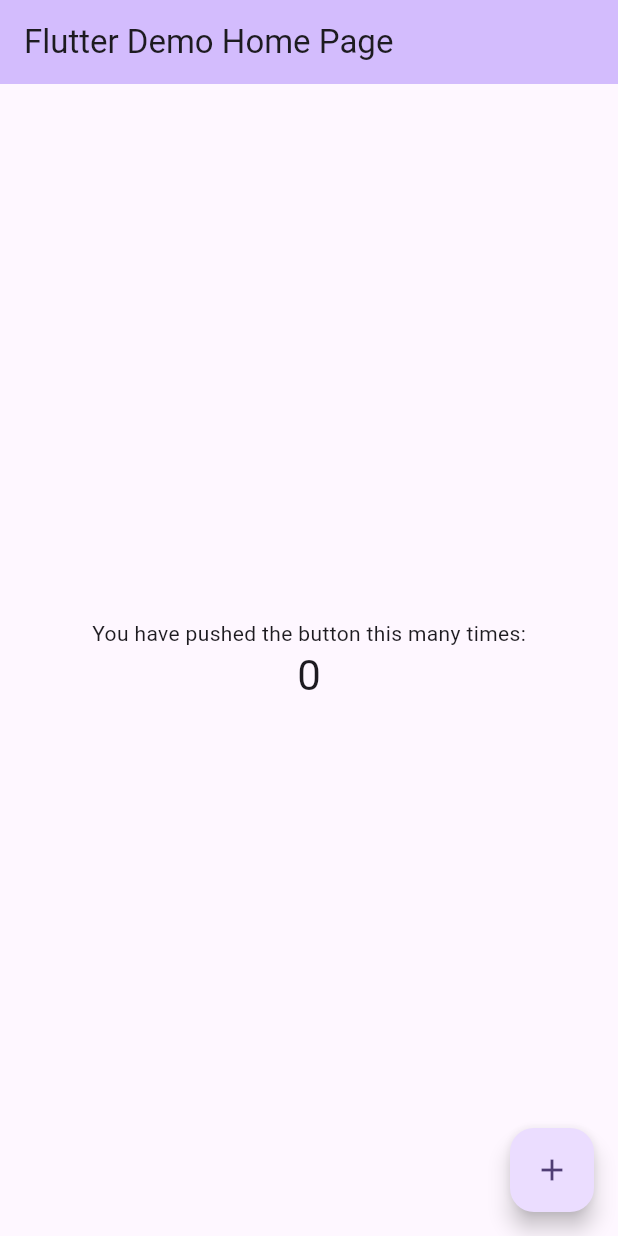
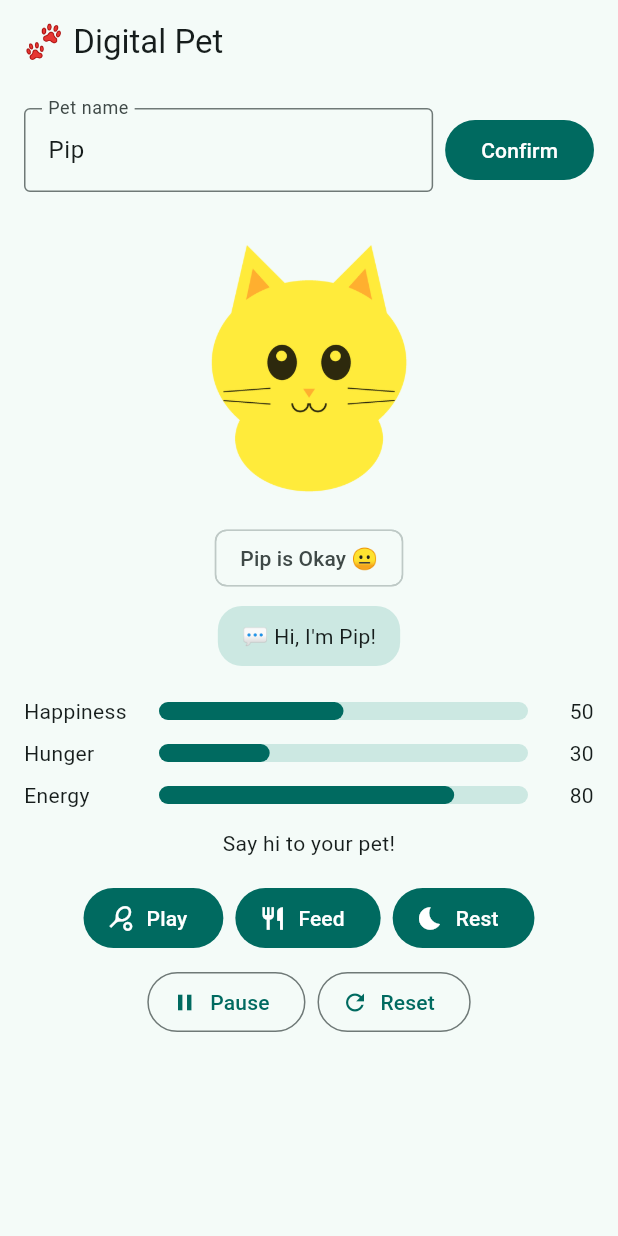
Before and after one commit to Tejaswini345/inclass_07_tejaswini_suma, a Flutter app: the screen it shows after launch, on a phone screen of 412 x 824 dp. Run offline on Flutter 3.47's test engine with Material 3 defaults, Android fonts, the phone set to English and light mode, and no system bars.

Commit message:
features add pet UI, mood tint, animations and widget tests

```diff
--- a/lib/main.dart
+++ b/lib/main.dart
@@ -1,121 +1,308 @@
+import 'dart:async';
+
 import 'package:flutter/material.dart';
 
-void main() {
-  runApp(const MyApp());
-}
+import 'pet_controller.dart';
 
-class MyApp extends StatelessWidget {
-  const MyApp({super.key});
+void main() => runApp(const DigitalPetApp());
 
-  // This widget is the root of your application.
+class DigitalPetApp extends StatelessWidget {
+  const DigitalPetApp({super.key});
+
   @override
   Widget build(BuildContext context) {
     return MaterialApp(
-      title: 'Flutter Demo',
+      title: 'Digital Pet',
+      debugShowCheckedModeBanner: false,
       theme: ThemeData(
-        // This is the theme of your application.
-        //
-        // TRY THIS: Try running your application with "flutter run". You'll see
-        // the application has a purple toolbar. Then, without quitting the app,
-        // try changing the seedColor in the colorScheme below to Colors.green
-        // and then invoke "hot reload" (save your changes or press the "hot
-        // reload" button in a Flutter-supported IDE, or press "r" if you used
-        // the command line to start the app).
-        //
-        // Notice that the counter didn't reset back to zero; the application
-        // state is not lost during the reload. To reset the state, use hot
-        // restart instead.
-        //
-        // This works for code too, not just values: Most code changes can be
-        // tested with just a hot reload.
-        colorScheme: .fromSeed(seedColor: Colors.deepPurple),
+        colorSchemeSeed: Colors.teal,
+        useMaterial3: true,
       ),
-      home: const MyHomePage(title: 'Flutter Demo Home Page'),
+      home: const PetScreen(),
     );
   }
 }
 
-class MyHomePage extends StatefulWidget {
-  const MyHomePage({super.key, required this.title});
-
-  // This widget is the home page of your application. It is stateful, meaning
-  // that it has a State object (defined below) that contains fields that affect
-  // how it looks.
-
-  // This class is the configuration for the state. It holds the values (in this
-  // case the title) provided by the parent (in this case the App widget) and
-  // used by the build method of the State. Fields in a Widget subclass are
-  // always marked "final".
-
-  final String title;
+class PetScreen extends StatefulWidget {
+  const PetScreen({super.key});
 
   @override
-  State<MyHomePage> createState() => _MyHomePageState();
+  State<PetScreen> createState() => _PetScreenState();
 }
 
-class _MyHomePageState extends State<MyHomePage> {
-  int _counter = 0;
+class _PetScreenState extends State<PetScreen> {
+  late final PetController _pet;
+  final TextEditingController _nameController = TextEditingController();
 
-  void _incrementCounter() {
-    setState(() {
-      // This call to setState tells the Flutter framework that something has
-      // changed in this State, which causes it to rerun the build method below
-      // so that the display can reflect the updated values. If we changed
-      // _counter without calling setState(), then the build method would not be
-      // called again, and so nothing would appear to happen.
-      _counter++;
+  // Short-lived animation state only (not game state).
+  bool _bouncing = false;
+  Timer? _bounceTimer;
+
+  @override
+  void initState() {
+    super.initState();
+    _pet = PetController(); // starts the single hunger timer
+    _nameController.text = _pet.name;
+  }
+
+  @override
+  void dispose() {
+    _bounceTimer?.cancel();
+    _pet.dispose(); // cancels hunger + win timers
+    _nameController.dispose();
+    super.dispose();
+  }
+
+  Color get _moodColor => switch (_pet.mood) {
+        Mood.happy => Colors.green,
+        Mood.neutral => Colors.yellow,
+        Mood.unhappy => Colors.red,
+      };
+
+  void _act(VoidCallback action) {
+    action();
+    _bounce();
+  }
+
+  /// Replaces any pending bounce reset so an old callback can't end a new one.
+  void _bounce() {
+    _bounceTimer?.cancel();
+    setState(() => _bouncing = true);
+    _bounceTimer = Timer(const Duration(milliseconds: 180), () {
+      if (!mounted) return;
+      setState(() => _bouncing = false);
     });
   }
 
   @override
   Widget build(BuildContext context) {
-    // This method is rerun every time setState is called, for instance as done
-    // by the _incrementCounter method above.
-    //
-    // The Flutter framework has been optimized to make rerunning build methods
-    // fast, so that you can just rebuild anything that needs updating rather
-    // than having to individually change instances of widgets.
+    final reduceMotion = MediaQuery.of(context).disableAnimations;
+
     return Scaffold(
-      appBar: AppBar(
-        // TRY THIS: Try changing the color here to a specific color (to
-        // Colors.amber, perhaps?) and trigger a hot reload to see the AppBar
-        // change color while the other colors stay the same.
-        backgroundColor: Theme.of(context).colorScheme.inversePrimary,
-        // Here we take the value from the MyHomePage object that was created by
-        // the App.build method, and use it to set our appbar title.
-        title: Text(widget.title),
-      ),
-      body: Center(
-        // Center is a layout widget. It takes a single child and positions it
-        // in the middle of the parent.
-        child: Column(
-          // Column is also a layout widget. It takes a list of children and
-          // arranges them vertically. By default, it sizes itself to fit its
-          // children horizontally, and tries to be as tall as its parent.
-          //
-          // Column has various properties to control how it sizes itself and
-          // how it positions its children. Here we use mainAxisAlignment to
-          // center the children vertically; the main axis here is the vertical
-          // axis because Columns are vertical (the cross axis would be
-          // horizontal).
-          //
-          // TRY THIS: Invoke "debug painting" (choose the "Toggle Debug Paint"
-          // action in the IDE, or press "p" in the console), to see the
-          // wireframe for each widget.
-          mainAxisAlignment: .center,
-          children: [
-            const Text('You have pushed the button this many times:'),
-            Text(
-              '$_counter',
-              style: Theme.of(context).textTheme.headlineMedium,
-            ),
-          ],
+      appBar: AppBar(title: const Text('🐾 Digital Pet')),
+      body: SafeArea(
+        child: ListenableBuilder(
+          listenable: _pet,
+          builder: (context, _) {
+            return SingleChildScrollView(
+              padding: const EdgeInsets.all(16),
+              child: Column(
+                children: [
+                  _nameRow(),
+                  const SizedBox(height: 12),
+                  _petImage(reduceMotion),
+                  const SizedBox(height: 8),
+                  _moodChip(),
+                  const SizedBox(height: 8),
+                  _speechBubble(reduceMotion),
+                  const SizedBox(height: 16),
+                  _Meter(
+                    label: 'Happiness',
+                    value: _pet.happiness,
+                    reduceMotion: reduceMotion,
+                  ),
+                  _Meter(
+                    label: 'Hunger',
+                    value: _pet.hunger,
+                    reduceMotion: reduceMotion,
+                  ),
+                  _Meter(
+                    label: 'Energy',
+                    value: _pet.energy,
+                    reduceMotion: reduceMotion,
+                  ),
+                  const SizedBox(height: 8),
+                  _outcomeBanner(),
+                  Text(_pet.lastAction, textAlign: TextAlign.center),
+                  const SizedBox(height: 16),
+                  _controls(),
+                ],
+              ),
+            );
+          },
         ),
       ),
-      floatingActionButton: FloatingActionButton(
-        onPressed: _incrementCounter,
-        tooltip: 'Increment',
-        child: const Icon(Icons.add),
+    );
+  }
+
+  Widget _nameRow() {
+    return Row(
+      children: [
+        Expanded(
+          child: TextField(
+            controller: _nameController,
+            decoration: const InputDecoration(
+              labelText: 'Pet name',
+              border: OutlineInputBorder(),
+            ),
+            textInputAction: TextInputAction.done,
+            onSubmitted: (v) => _pet.setName(v),
+          ),
+        ),
+        const SizedBox(width: 8),
+        FilledButton(
+          onPressed: () => _pet.setName(_nameController.text),
+          child: const Text('Confirm'),
+        ),
+      ],
+    );
+  }
+
+  Widget _petImage(bool reduceMotion) {
+    final scale = _pet.petScale * (_bouncing ? 1.12 : 1.0);
+    return Semantics(
+      label: '${_pet.name} the pet, feeling ${_pet.mood.name}',
+      child: ExcludeSemantics(
+        child: AnimatedScale(
+          scale: scale,
+          duration: reduceMotion ? Duration.zero : const Duration(milliseconds: 180),
+          curve: Curves.easeOutBack,
+          child: ColorFiltered(
+            colorFilter: ColorFilter.mode(_moodColor, BlendMode.modulate),
+            child: Image.asset('assets/pet.png', width: 200, height: 200),
+          ),
+        ),
+      ),
+    );
+  }
+
+  // Text + emoji so color is never the only mood signal.
+  Widget _moodChip() {
+    return Chip(
+      label: Text('${_pet.name} is ${_pet.moodLabel}'),
+    );
+  }
+
+  Widget _speechBubble(bool reduceMotion) {
+    final message = _pet.petMessage; // derived, never stored
+    return AnimatedSwitcher(
+      duration: reduceMotion ? Duration.zero : const Duration(milliseconds: 300),
+      child: Container(
+        key: ValueKey(message),
+        padding: const EdgeInsets.symmetric(horizontal: 16, vertical: 10),
+        decoration: BoxDecoration(
+          color: Theme.of(context).colorScheme.secondaryContainer,
+          borderRadius: BorderRadius.circular(16),
+        ),
+        child: Text('💬 $message'),
+      ),
+    );
+  }
+
+  Widget _outcomeBanner() {
+    if (_pet.hasWon) {
+      return const _Banner(text: '🏆 You win! Press Reset to play again.');
+    }
+    if (_pet.gameOver) {
+      return const _Banner(text: '💔 Game over. Press Reset to restart.');
+    }
+    if (_pet.paused) {
+      return const _Banner(text: '⏸ Paused. Press Resume to continue.');
+    }
+    return const SizedBox.shrink();
+  }
+
+  Widget _controls() {
+    final canAct = _pet.canAct;
+    return Wrap(
+      spacing: 8,
+      runSpacing: 8,
+      alignment: WrapAlignment.center,
+      children: [
+        FilledButton.icon(
+          onPressed: canAct ? () => _act(_pet.play) : null,
+          icon: const Icon(Icons.sports_tennis),
+          label: const Text('Play'),
+        ),
+        FilledButton.icon(
+          onPressed: canAct ? () => _act(_pet.feed) : null,
+          icon: const Icon(Icons.restaurant),
+          label: const Text('Feed'),
+        ),
+        FilledButton.icon(
+          onPressed: canAct ? () => _act(_pet.rest) : null,
+          icon: const Icon(Icons.bedtime),
+          label: const Text('Rest'),
+        ),
+        OutlinedButton.icon(
+          onPressed: (_pet.gameOver || _pet.hasWon)
+              ? null
+              : (_pet.paused ? _pet.resume : _pet.pause),
+          icon: Icon(_pet.paused ? Icons.play_arrow : Icons.pause),
+          label: Text(_pet.paused ? 'Resume' : 'Pause'),
+        ),
+        OutlinedButton.icon(
+          onPressed: _pet.reset,
+          icon: const Icon(Icons.refresh),
+          label: const Text('Reset'),
+        ),
+      ],
+    );
+  }
+}
+
+class _Banner extends StatelessWidget {
+  const _Banner({required this.text});
+  final String text;
+
+  @override
+  Widget build(BuildContext context) {
+    return Container(
+      width: double.infinity,
+      margin: const EdgeInsets.only(bottom: 8),
+      padding: const EdgeInsets.all(12),
+      decoration: BoxDecoration(
+        color: Theme.of(context).colorScheme.tertiaryContainer,
+        borderRadius: BorderRadius.circular(12),
+      ),
+      child: Text(text, textAlign: TextAlign.center),
+    );
+  }
+}
+
+/// Meter that glides to its value; the number shown always comes from state.
+class _Meter extends StatelessWidget {
+  const _Meter({
+    required this.label,
+    required this.value,
+    required this.reduceMotion,
+  });
+
+  final String label;
+  final int value;
+  final bool reduceMotion;
+
+  @override
+  Widget build(BuildContext context) {
+    return Semantics(
+      label: '$label $value out of 100',
+      child: ExcludeSemantics(
+        child: Padding(
+          padding: const EdgeInsets.symmetric(vertical: 4),
+          child: Row(
+            children: [
+              SizedBox(width: 90, child: Text(label)),
+              Expanded(
+                child: TweenAnimationBuilder<double>(
+                  tween: Tween<double>(begin: 0, end: value / 100),
+                  duration: reduceMotion
+                      ? Duration.zero
+                      : const Duration(milliseconds: 400),
+                  curve: Curves.easeOut,
+                  builder: (context, v, _) => LinearProgressIndicator(
+                    value: v,
+                    minHeight: 12,
+                    borderRadius: BorderRadius.circular(6),
+                  ),
+                ),
+              ),
+              SizedBox(
+                width: 44,
+                child: Text('$value', textAlign: TextAlign.end),
+              ),
+            ],
+          ),
+        ),
       ),
     );
   }
--- a/pubspec.yaml
+++ b/pubspec.yaml
@@ -52,6 +52,8 @@ flutter:
   # included with your application, so that you can use the icons in
   # the material Icons class.
   uses-material-design: true
+  assets:
+    - assets/pet.png
   # To add assets to your application, add an assets section, like this:
   # assets:
   #   - images/a_dot_burr.jpeg
```
Also changed, not shown: assets/pet.png (added), 1 other file.
